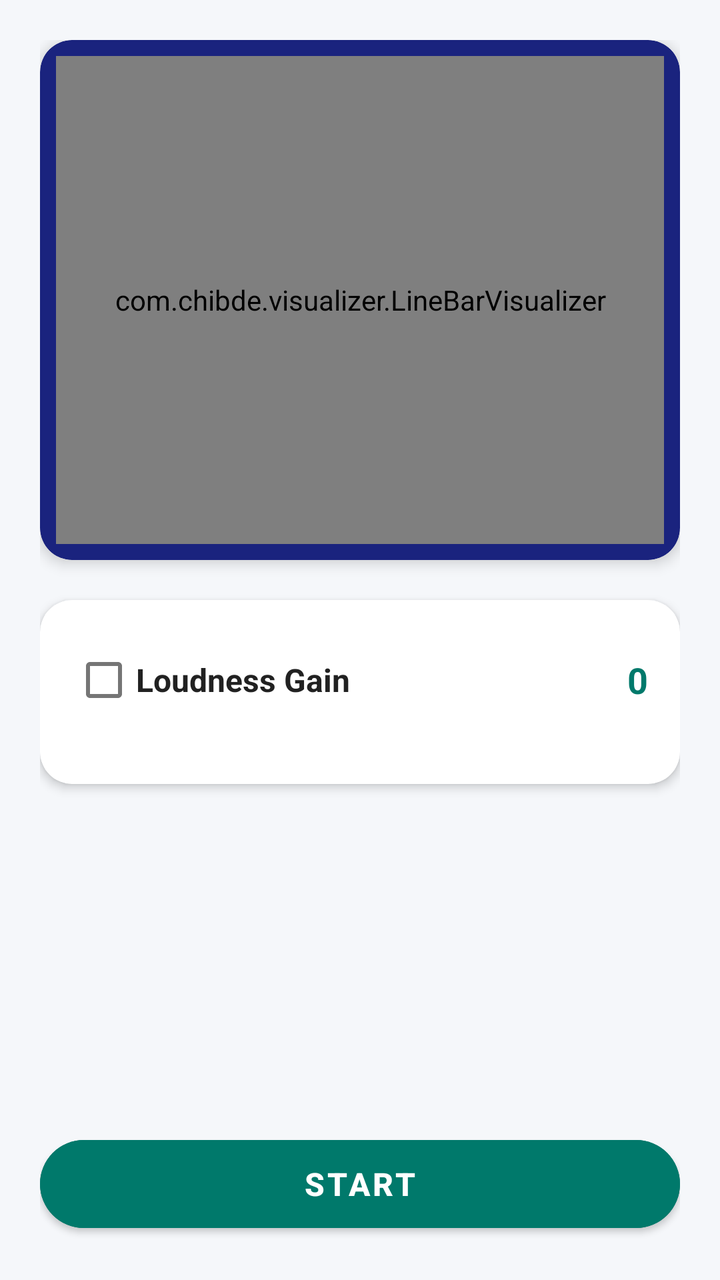
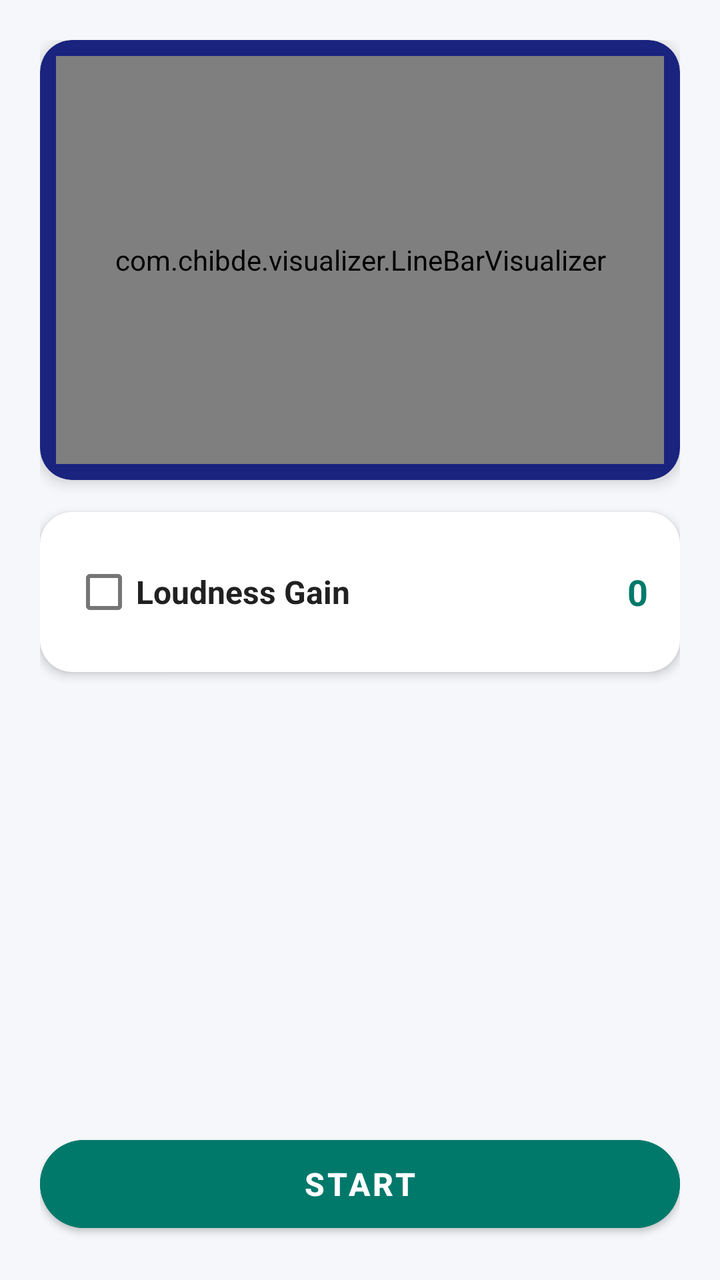

An Android layout rendered at two revisions. The XML below is the earlier revision; the diff shows what the commit changed to produce the second picture.
<!-- AndroidManifest.xml: application theme AppTheme -->
<!-- res/layout/main_fragment.xml -->
<?xml version="1.0" encoding="utf-8"?>
<ScrollView xmlns:android="http://schemas.android.com/apk/res/android"
    xmlns:app="http://schemas.android.com/apk/res-auto"
    android:layout_width="match_parent"
    android:layout_height="match_parent"
    android:fillViewport="true"
    android:background="@color/background">

    <LinearLayout
        android:layout_width="match_parent"
        android:layout_height="wrap_content"
        android:orientation="vertical"
        android:padding="20dp">

        
        <com.google.android.material.card.MaterialCardView
            android:layout_width="match_parent"
            android:layout_height="260dp"
            app:cardCornerRadius="16dp"
            app:cardElevation="4dp"
            app:cardBackgroundColor="@color/visualizerBackground"
            android:layout_marginBottom="20dp">

            <com.chibde.visualizer.LineBarVisualizer
                android:id="@+id/visualizer"
                android:layout_width="match_parent"
                android:layout_height="match_parent"
                android:layout_margin="8dp" />
        </com.google.android.material.card.MaterialCardView>

        
        <com.google.android.material.card.MaterialCardView
            android:layout_width="match_parent"
            android:layout_height="wrap_content"
            app:cardCornerRadius="16dp"
            app:cardElevation="3dp"
            app:cardBackgroundColor="@color/cardBackground"
            android:layout_marginBottom="30dp">

            <LinearLayout
                android:layout_width="match_parent"
                android:layout_height="wrap_content"
                android:orientation="vertical"
                android:padding="16dp">

                <LinearLayout
                    android:layout_width="match_parent"
                    android:layout_height="wrap_content"
                    android:orientation="horizontal"
                    android:gravity="center_vertical"
                    android:layout_marginBottom="12dp">

                    <CheckBox
                        android:id="@+id/chkLoudness"
                        android:layout_width="wrap_content"
                        android:layout_height="wrap_content"
                        android:text="Loudness Gain"
                        android:textColor="@color/textPrimary"
                        android:textSize="16sp"
                        android:textStyle="bold" />

                    <View
                        android:layout_width="0dp"
                        android:layout_height="1dp"
                        android:layout_weight="1" />

                    <TextView
                        android:id="@+id/tvLoudness"
                        android:layout_width="wrap_content"
                        android:layout_height="wrap_content"
                        android:text="0"
                        android:textColor="@color/colorPrimary"
                        android:textSize="18sp"
                        android:textStyle="bold" />
                </LinearLayout>

                <SeekBar
                    android:id="@+id/seekbarLoudness"
                    android:layout_width="match_parent"
                    android:layout_height="wrap_content"
                    android:max="5000"
                    android:visibility="gone"
                    android:layout_marginTop="12dp" />
            </LinearLayout>
        </com.google.android.material.card.MaterialCardView>

        <TextView
            android:id="@+id/tvTest"
            android:layout_width="wrap_content"
            android:layout_height="wrap_content"
            android:visibility="gone" />

        <View
            android:layout_width="match_parent"
            android:layout_height="0dp"
            android:layout_weight="1" />

        
        <com.google.android.material.button.MaterialButton
            android:id="@+id/btnStartStop"
            android:layout_width="match_parent"
            android:layout_height="56dp"
            android:text="START"
            android:textSize="16sp"
            android:textStyle="bold"
            app:cornerRadius="28dp"
            android:elevation="4dp"
            android:backgroundTint="@color/colorPrimary"
            android:textColor="#FFFFFF" />
    </LinearLayout>
</ScrollView>
<!-- resources referenced by this layout -->
<resources>
  <color name="background">#F5F7FA</color>
  <color name="cardBackground">#FFFFFF</color>
  <color name="colorPrimary">#00796B</color>
  <color name="textPrimary">#212121</color>
  <color name="visualizerBackground">#1A237E</color>
  <style name="AppTheme" parent="Theme.MaterialComponents.Light.DarkActionBar">
          
          <item name="colorPrimary">@color/colorPrimary</item>
          <item name="colorPrimaryDark">@color/colorPrimaryDark</item>
          <item name="colorAccent">@color/colorAccent</item>
          <item name="android:windowBackground">@color/background</item>
      </style>
  <color name="colorPrimaryDark">#004D40</color>
  <color name="colorAccent">#00B0FF</color>
</resources>

<!-- the commit's change to res/layout/main_fragment.xml (unified diff, before → after) -->
@@ -15,11 +15,11 @@
         
         <com.google.android.material.card.MaterialCardView
             android:layout_width="match_parent"
-            android:layout_height="260dp"
+            android:layout_height="220dp"
             app:cardCornerRadius="16dp"
             app:cardElevation="4dp"
             app:cardBackgroundColor="@color/visualizerBackground"
-            android:layout_marginBottom="20dp">
+            android:layout_marginBottom="16dp">
 
             <com.chibde.visualizer.LineBarVisualizer
                 android:id="@+id/visualizer"
@@ -29,13 +29,15 @@
         </com.google.android.material.card.MaterialCardView>
 
         
+
+        
         <com.google.android.material.card.MaterialCardView
             android:layout_width="match_parent"
             android:layout_height="wrap_content"
             app:cardCornerRadius="16dp"
             app:cardElevation="3dp"
             app:cardBackgroundColor="@color/cardBackground"
-            android:layout_marginBottom="30dp">
+            android:layout_marginBottom="20dp">
 
             <LinearLayout
                 android:layout_width="match_parent"
@@ -47,8 +49,7 @@
                     android:layout_width="match_parent"
                     android:layout_height="wrap_content"
                     android:orientation="horizontal"
-                    android:gravity="center_vertical"
-                    android:layout_marginBottom="12dp">
+                    android:gravity="center_vertical">
 
                     <CheckBox
                         android:id="@+id/chkLoudness"
